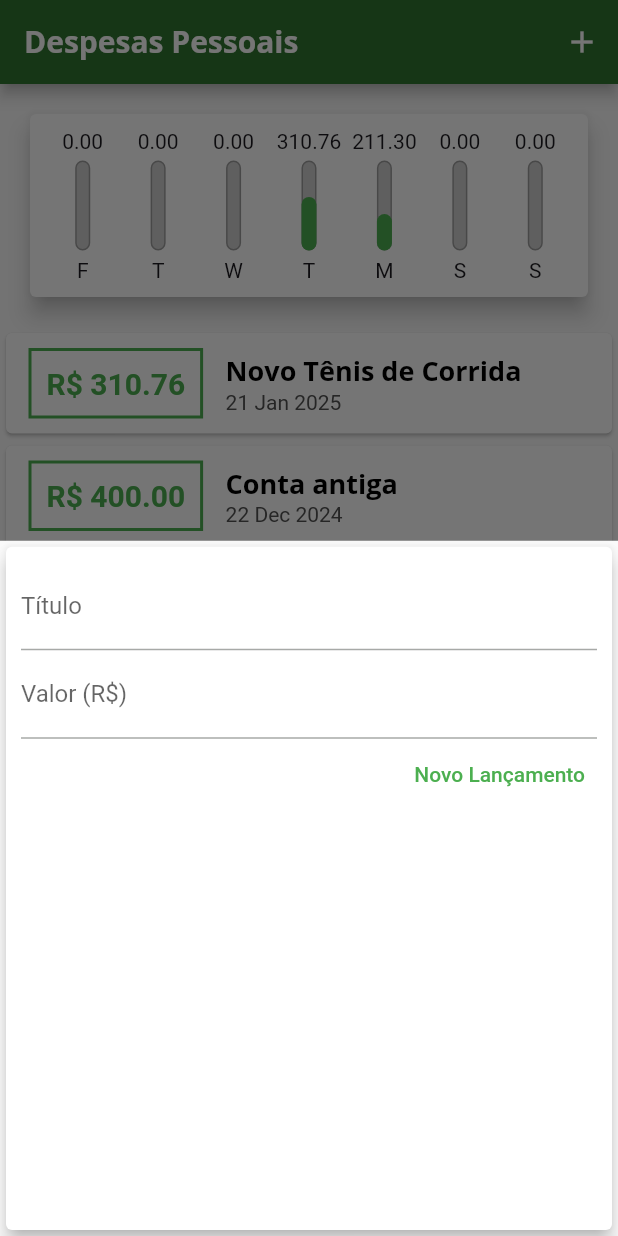
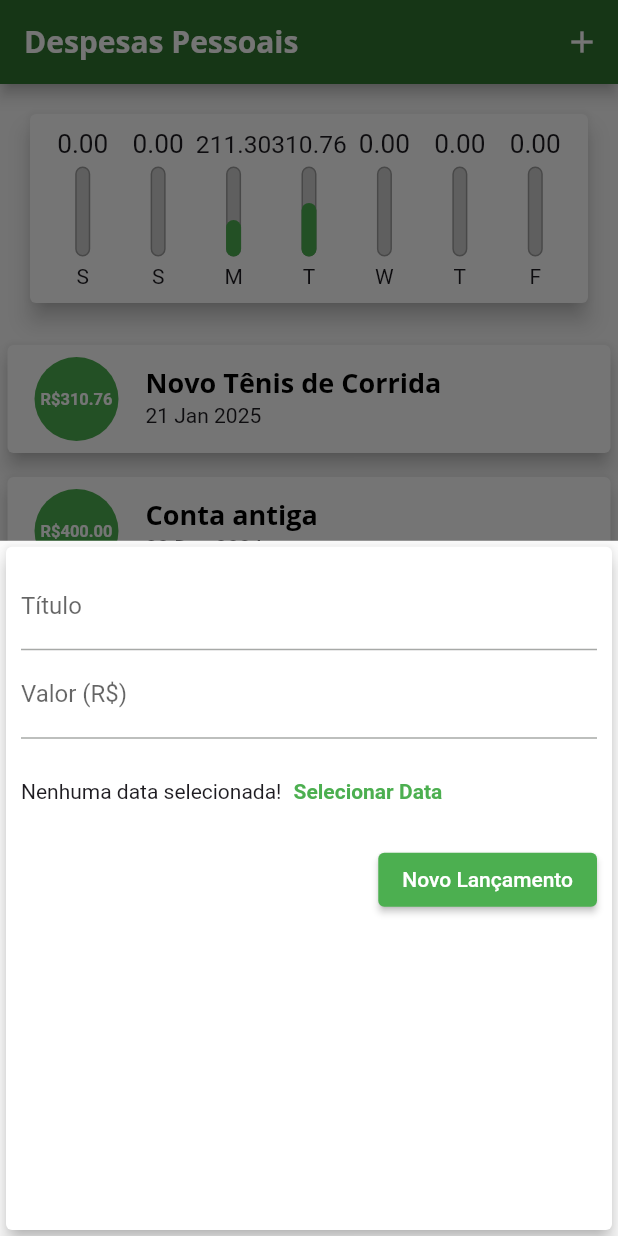
Before and after one commit to ErickFerreiradev/projetoDespesas, a Flutter app: the screen it shows after launch, after a tap on the "add" icon, on a phone screen of 412 x 824 dp. Run offline on Flutter 3.47's test engine with Material 3 defaults, Android fonts, the phone set to English and light mode, and no system bars.

Commit message:
Alinhando gráfico, e implementando mais botoes ao FORM

```diff
--- a/lib/components/chart.dart
+++ b/lib/components/chart.dart
@@ -31,9 +31,9 @@ class Chart extends StatelessWidget {
           'value': totalSum,
           };
 
+      }).reversed.toList();
+    }
 
-      });
-    }
 
     double get _weekTotalValue {
       return groupedTransactions.fold(0.0, (sum, tr) {
--- a/lib/components/chart_bar.dart
+++ b/lib/components/chart_bar.dart
@@ -16,8 +16,11 @@ class ChartBar extends StatelessWidget {
   Widget build(BuildContext context) {
     return Column(
       children: [
-        FittedBox(
-          child: Text('${value!.toStringAsFixed(2)}'),
+        Container(
+          height: 20,
+          child: FittedBox(
+            child: Text('${value!.toStringAsFixed(2)}'),
+          ),
         ),
         SizedBox(height: 5),
         Container(
--- a/lib/components/transaction_form.dart
+++ b/lib/components/transaction_form.dart
@@ -50,12 +50,26 @@ class _TransactionFormState extends State<TransactionForm> {
                       labelText: 'Valor (R\$)',
                   ),
                   ),
+                  Container(
+                    height: 70,
+                    child: Row(children: [
+                      Text('Nenhuma data selecionada!'),
+                      TextButton(
+                        onPressed: () {},
+                        child: Text(
+                          'Selecionar Data',
+                          style: TextStyle(fontWeight: FontWeight.bold, color: Theme.of(context).colorScheme.primary)),
+
+                        ),
+                      ],
+                    ),
+                  ),
                   Row(
                     mainAxisAlignment: MainAxisAlignment.end,
                     children: [
-                      TextButton(
+                      ElevatedButton(
                         onPressed: _submitForm,
-                        child: Text('Novo Lançamento', style: TextStyle(color: Colors.green),),
+                        child: Text('Novo Lançamento', style: TextStyle(color: Colors.white),),
                         ),
                     ],
                   ),
--- a/lib/components/transaction_list.dart
+++ b/lib/components/transaction_list.dart
@@ -32,45 +32,35 @@ class TransactionList extends StatelessWidget {
             itemBuilder: (ctx, index) {
               final tr = transactions[index];
               return Card(
-                  child: Row(
-                    children: [
-                      Container(
+                elevation: 5,
                 margin: EdgeInsets.symmetric(
-                          horizontal: 15,
-                          vertical: 10
+                  vertical: 8,
+                  horizontal: 5,
                 ),
-                        decoration: BoxDecoration(
-                          border: Border.all(
-                            color: Theme.of(context).colorScheme.primary,
-                            width: 2,
-                          )
-                        ),
-                        padding: EdgeInsets.all(10),
+                child: ListTile(
+                  leading: CircleAvatar(
+                    maxRadius: 30,
+                    backgroundColor: Theme.of(context).colorScheme.primary,
+                    child: Padding(
+                      padding: const EdgeInsets.all(6),
+                      child: FittedBox(
                         child: Text(
-                          'R\$ ' + tr.value.toStringAsFixed(2),
+                          'R\$${tr.value.toStringAsFixed(2)}',
                           style: TextStyle(
                             fontWeight: FontWeight.bold,
-                            fontSize: 20,
-                            color: Theme.of(context).colorScheme.primary,
-                          )
+                            color: Colors.white,
                           ),
                           ),
-                      Column(
-                        crossAxisAlignment: CrossAxisAlignment.start,
-                        children: [
-                          Text(
+                        ),
+                    ),
+                  ),
+                  title: Text(
                     tr.title,
                     style: Theme.of(context).textTheme.titleLarge,
                   ),
-                          Text(
+                  subtitle: Text(
                     DateFormat('d MMM y').format(tr.date),
-                            style: TextStyle(
-                              color: const Color.fromARGB(255, 82, 82, 82),
-                            )
                   ),
-                        ],
-                      ),
-                    ],
                 ),
               );
             },
--- a/lib/main.dart
+++ b/lib/main.dart
@@ -27,6 +27,10 @@ class ExpensesApp extends StatelessWidget {
             fontFamily: 'OpenSans',
             fontSize: 20,
             fontWeight: FontWeight.bold,
+          ),
+          iconTheme: IconThemeData(
+            color: Colors.white,
+
           ),
         ),
         colorScheme: ColorScheme.fromSeed(
```
Also changed, not shown: 1 other file. Lines whose indentation alone changed are shown as unchanged.
